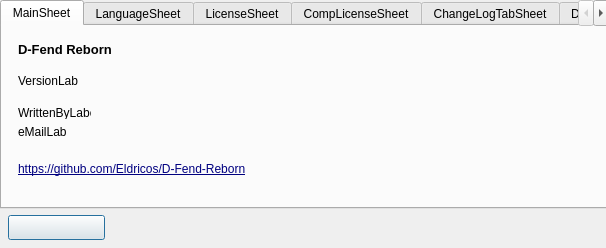
Eldricos/D-Fend-Reborn, file src/forms/InfoFormUnit.ui: the form before one commit.
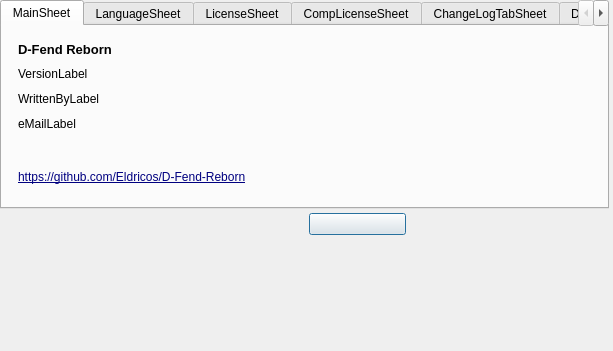
The form after the commit. Icons and pictures are not drawn. Custom widgets are drawn as their Qt base class.

Commit message: Remaining dialogs: Qt layouts instead of fixed pixel positions

The edit to the form file:
```diff
--- a/src/forms/InfoFormUnit.ui
+++ b/src/forms/InfoFormUnit.ui
@@ -9,90 +9,103 @@
     <property name="vclKeyPreview" stdset="0"><bool>true</bool></property>
     <property name="vclDesignWidth" stdset="0"><number>606</number></property>
     <property name="vclDesignHeight" stdset="0"><number>248</number></property>
-    <widget class="TImageWidget" name="EasterImage1">
-      <property name="geometry"><rect><x>8</x><y>270</y><width>97</width><height>78</height></rect></property>
-      <property name="visible"><bool>false</bool></property>
-      <property name="pixmap"><pixmap resource="../../resources/dfend.qrc">:/pictures/InfoFormUnit_EasterImage1.gif</pixmap></property>
-      <property name="alignment"><set>Qt::AlignLeft|Qt::AlignTop</set></property>
-    </widget>
-    <widget class="TImageWidget" name="EasterImage2">
-      <property name="geometry"><rect><x>127</x><y>270</y><width>97</width><height>78</height></rect></property>
-      <property name="visible"><bool>false</bool></property>
-      <property name="pixmap"><pixmap resource="../../resources/dfend.qrc">:/pictures/InfoFormUnit_EasterImage2.gif</pixmap></property>
-      <property name="alignment"><set>Qt::AlignLeft|Qt::AlignTop</set></property>
-    </widget>
-    <widget class="TImageWidget" name="EasterImage3">
-      <property name="geometry"><rect><x>247</x><y>270</y><width>97</width><height>78</height></rect></property>
-      <property name="visible"><bool>false</bool></property>
-      <property name="pixmap"><pixmap resource="../../resources/dfend.qrc">:/pictures/InfoFormUnit_EasterImage3.gif</pixmap></property>
-      <property name="alignment"><set>Qt::AlignLeft|Qt::AlignTop</set></property>
-    </widget>
+    <layout class="QVBoxLayout" name="InfoForm_Layout" stretch="0,0,0,1">
+      <property name="leftMargin"><number>0</number></property>
+      <property name="topMargin"><number>0</number></property>
+      <property name="rightMargin"><number>4</number></property>
+      <property name="bottomMargin"><number>8</number></property>
+      <property name="spacing"><number>0</number></property>
+      <item>
+        <layout class="QGridLayout" name="InfoForm_Section1" columnstretch="0,0,1">
+          <property name="leftMargin"><number>0</number></property>
+          <property name="topMargin"><number>0</number></property>
+          <property name="rightMargin"><number>0</number></property>
+          <property name="bottomMargin"><number>0</number></property>
+          <property name="horizontalSpacing"><number>8</number></property>
+          <property name="verticalSpacing"><number>4</number></property>
+          <item row="0" column="0" colspan="2" alignment="Qt::AlignLeft">
     <widget class="QTabWidget" name="PageControl">
-      <property name="geometry"><rect><x>0</x><y>0</y><width>609</width><height>209</height></rect></property>
       <property name="currentIndex"><number>0</number></property>
+              <property name="minimumSize"><size><width>609</width><height>209</height></size></property>
       <widget class="QWidget" name="MainSheet">
         <attribute name="title"><string>MainSheet</string></attribute>
         <property name="vclDesignWidth" stdset="0"><number>601</number></property>
         <property name="vclDesignHeight" stdset="0"><number>181</number></property>
-        <widget class="QLabel" name="VersionLabel">
-          <property name="geometry"><rect><x>16</x><y>48</y><width>60</width><height>13</height></rect></property>
-          <property name="text"><string>VersionLabel</string></property>
-          <property name="textFormat"><enum>Qt::PlainText</enum></property>
-          <property name="alignment"><set>Qt::AlignLeft|Qt::AlignTop</set></property>
-          <property name="vclAutoSize" stdset="0"><bool>true</bool></property>
-        </widget>
+                <layout class="QGridLayout" name="MainSheet_Layout" columnstretch="0,0,0,1">
+                  <property name="leftMargin"><number>16</number></property>
+                  <property name="topMargin"><number>16</number></property>
+                  <property name="rightMargin"><number>4</number></property>
+                  <property name="bottomMargin"><number>8</number></property>
+                  <property name="horizontalSpacing"><number>8</number></property>
+                  <property name="verticalSpacing"><number>4</number></property>
+                  <item row="0" column="0">
         <widget class="QLabel" name="Label1">
-          <property name="geometry"><rect><x>16</x><y>16</y><width>109</width><height>16</height></rect></property>
-          <property name="font">
-            <font>
-              <pointsize>10</pointsize>
-              <bold>true</bold>
-            </font>
-          </property>
+                      <property name="font"><font><pointsize>10</pointsize><bold>true</bold></font></property>
           <property name="text"><string>D-Fend Reborn</string></property>
           <property name="textFormat"><enum>Qt::PlainText</enum></property>
           <property name="alignment"><set>Qt::AlignLeft|Qt::AlignTop</set></property>
-          <property name="vclAutoSize" stdset="0"><bool>true</bool></property>
-        </widget>
+                    </widget>
+                  </item>
+                  <item row="0" column="1" rowspan="4" colspan="2" alignment="Qt::AlignLeft|Qt::AlignTop">
+                    <widget class="TImageWidget" name="Image4">
+                      <property name="pixmap"><pixmap resource="../../resources/dfend.qrc">:/pictures/InfoFormUnit_Image4.png</pixmap></property>
+                      <property name="scaledContents"><bool>true</bool></property>
+                      <property name="proportional" stdset="0"><bool>true</bool></property>
+                      <property name="alignment"><set>Qt::AlignLeft|Qt::AlignTop</set></property>
+                      <property name="minimumSize"><size><width>225</width><height>96</height></size></property>
+                    </widget>
+                  </item>
+                  <item row="1" column="0">
+                    <widget class="QLabel" name="VersionLabel">
+                      <property name="text"><string>VersionLabel</string></property>
+                      <property name="textFormat"><enum>Qt::PlainText</enum></property>
+                      <property name="alignment"><set>Qt::AlignLeft|Qt::AlignTop</set></property>
+                    </widget>
+                  </item>
+                  <item row="2" column="0">
         <widget class="QLabel" name="WrittenByLabel">
-          <property name="geometry"><rect><x>16</x><y>80</y><width>73</width><height>13</height></rect></property>
           <property name="text"><string>WrittenByLabel</string></property>
           <property name="textFormat"><enum>Qt::PlainText</enum></property>
           <property name="alignment"><set>Qt::AlignLeft|Qt::AlignTop</set></property>
-          <property name="vclAutoSize" stdset="0"><bool>true</bool></property>
-        </widget>
+                    </widget>
+                  </item>
+                  <item row="3" column="0">
         <widget class="QLabel" name="eMailLabel">
-          <property name="geometry"><rect><x>16</x><y>99</y><width>49</width><height>13</height></rect></property>
           <property name="text"><string>eMailLabel</string></property>
           <property name="textFormat"><enum>Qt::PlainText</enum></property>
           <property name="alignment"><set>Qt::AlignLeft|Qt::AlignTop</set></property>
-          <property name="vclAutoSize" stdset="0"><bool>true</bool></property>
-        </widget>
+                    </widget>
+                  </item>
+                  <item row="4" column="2" rowspan="2" alignment="Qt::AlignLeft|Qt::AlignTop">
+                    <widget class="TImageWidget" name="Image3">
+                      <property name="pixmap"><pixmap resource="../../resources/dfend.qrc">:/pictures/InfoFormUnit_Image3.gif</pixmap></property>
+                      <property name="scaledContents"><bool>true</bool></property>
+                      <property name="alignment"><set>Qt::AlignLeft|Qt::AlignTop</set></property>
+                      <property name="minimumSize"><size><width>127</width><height>51</height></size></property>
+                    </widget>
+                  </item>
+                  <item row="5" column="0" colspan="2">
         <widget class="QLabel" name="HomepageLabel">
-          <property name="geometry"><rect><x>16</x><y>136</y><width>377</width><height>17</height></rect></property>
-          <property name="font">
-            <font>
-              <underline>true</underline>
-            </font>
-          </property>
+                      <property name="font"><font><underline>true</underline></font></property>
           <property name="styleSheet"><string notr="true">#HomepageLabel { color: #000080; }</string></property>
           <property name="text"><string>https://github.com/Eldricos/D-Fend-Reborn</string></property>
           <property name="textFormat"><enum>Qt::PlainText</enum></property>
           <property name="alignment"><set>Qt::AlignLeft|Qt::AlignTop</set></property>
         </widget>
-        <widget class="TImageWidget" name="Image3">
-          <property name="geometry"><rect><x>450</x><y>122</y><width>127</width><height>51</height></rect></property>
-          <property name="pixmap"><pixmap resource="../../resources/dfend.qrc">:/pictures/InfoFormUnit_Image3.gif</pixmap></property>
-          <property name="scaledContents"><bool>true</bool></property>
-          <property name="alignment"><set>Qt::AlignLeft|Qt::AlignTop</set></property>
-        </widget>
-        <widget class="TImageWidget" name="Image4">
-          <property name="geometry"><rect><x>356</x><y>16</y><width>225</width><height>96</height></rect></property>
-          <property name="pixmap"><pixmap resource="../../resources/dfend.qrc">:/pictures/InfoFormUnit_Image4.png</pixmap></property>
-          <property name="scaledContents"><bool>true</bool></property>
-          <property name="proportional" stdset="0"><bool>true</bool></property>
-          <property name="alignment"><set>Qt::AlignLeft|Qt::AlignTop</set></property>
-        </widget>
+                  </item>
+                  <item row="0" column="3">
+                    <spacer name="MainSheet_Layout_HFill">
+                      <property name="orientation"><enum>Qt::Horizontal</enum></property>
+                      <property name="sizeHint" stdset="0"><size><width>0</width><height>0</height></size></property>
+                    </spacer>
+                  </item>
+                  <item row="6" column="0">
+                    <spacer name="MainSheet_VFill">
+                      <property name="orientation"><enum>Qt::Vertical</enum></property>
+                      <property name="sizeHint" stdset="0"><size><width>0</width><height>0</height></size></property>
+                    </spacer>
+                  </item>
+                </layout>
       </widget>
       <widget class="QWidget" name="LanguageSheet">
         <attribute name="title"><string>LanguageSheet</string></attribute>
@@ -126,11 +139,33 @@
           <property name="frameShape"><enum>QFrame::NoFrame</enum></property>
           <property name="frameShadow"><enum>QFrame::Plain</enum></property>
           <property name="vclClass" stdset="0"><string notr="true">TPanel</string></property>
+                  <layout class="QGridLayout" name="LicensePanel_Layout" columnstretch="0,1">
+                    <property name="leftMargin"><number>2</number></property>
+                    <property name="topMargin"><number>0</number></property>
+                    <property name="rightMargin"><number>4</number></property>
+                    <property name="bottomMargin"><number>8</number></property>
+                    <property name="horizontalSpacing"><number>8</number></property>
+                    <property name="verticalSpacing"><number>4</number></property>
+                    <item row="0" column="0" alignment="Qt::AlignLeft">
           <widget class="QComboBox" name="LicenseComboBox">
-            <property name="geometry"><rect><x>2</x><y>0</y><width>145</width><height>21</height></rect></property>
             <property name="editable"><bool>false</bool></property>
             <property name="maxVisibleItems"><number>8</number></property>
-          </widget>
+                        <property name="minimumSize"><size><width>145</width><height>0</height></size></property>
+                      </widget>
+                    </item>
+                    <item row="0" column="1">
+                      <spacer name="LicensePanel_Layout_HFill">
+                        <property name="orientation"><enum>Qt::Horizontal</enum></property>
+                        <property name="sizeHint" stdset="0"><size><width>0</width><height>0</height></size></property>
+                      </spacer>
+                    </item>
+                    <item row="1" column="0">
+                      <spacer name="LicensePanel_VFill">
+                        <property name="orientation"><enum>Qt::Vertical</enum></property>
+                        <property name="sizeHint" stdset="0"><size><width>0</width><height>0</height></size></property>
+                      </spacer>
+                    </item>
+                  </layout>
         </widget>
       </widget>
       <widget class="QWidget" name="CompLicenseSheet">
@@ -163,40 +198,151 @@
           <property name="frameShape"><enum>QFrame::NoFrame</enum></property>
           <property name="frameShadow"><enum>QFrame::Plain</enum></property>
           <property name="vclClass" stdset="0"><string notr="true">TPanel</string></property>
+                  <layout class="QGridLayout" name="ChangeLogPanel_Layout" columnstretch="0,1">
+                    <property name="leftMargin"><number>2</number></property>
+                    <property name="topMargin"><number>0</number></property>
+                    <property name="rightMargin"><number>4</number></property>
+                    <property name="bottomMargin"><number>8</number></property>
+                    <property name="horizontalSpacing"><number>8</number></property>
+                    <property name="verticalSpacing"><number>4</number></property>
+                    <item row="0" column="0" alignment="Qt::AlignLeft">
           <widget class="QComboBox" name="ChangeLogComboBox">
-            <property name="geometry"><rect><x>2</x><y>0</y><width>145</width><height>21</height></rect></property>
             <property name="editable"><bool>false</bool></property>
             <property name="maxVisibleItems"><number>8</number></property>
-          </widget>
+                        <property name="minimumSize"><size><width>145</width><height>0</height></size></property>
+                      </widget>
+                    </item>
+                    <item row="0" column="1">
+                      <spacer name="ChangeLogPanel_Layout_HFill">
+                        <property name="orientation"><enum>Qt::Horizontal</enum></property>
+                        <property name="sizeHint" stdset="0"><size><width>0</width><height>0</height></size></property>
+                      </spacer>
+                    </item>
+                    <item row="1" column="0">
+                      <spacer name="ChangeLogPanel_VFill">
+                        <property name="orientation"><enum>Qt::Vertical</enum></property>
+                        <property name="sizeHint" stdset="0"><size><width>0</width><height>0</height></size></property>
+                      </spacer>
+                    </item>
+                  </layout>
         </widget>
       </widget>
       <widget class="QWidget" name="DFendTabSheet">
         <attribute name="title"><string>D-Fend</string></attribute>
         <property name="vclDesignWidth" stdset="0"><number>601</number></property>
         <property name="vclDesignHeight" stdset="0"><number>181</number></property>
+                <layout class="QGridLayout" name="DFendTabSheet_Layout" columnstretch="0,0,1">
+                  <property name="leftMargin"><number>16</number></property>
+                  <property name="topMargin"><number>16</number></property>
+                  <property name="rightMargin"><number>4</number></property>
+                  <property name="bottomMargin"><number>8</number></property>
+                  <property name="horizontalSpacing"><number>8</number></property>
+                  <property name="verticalSpacing"><number>4</number></property>
+                  <item row="0" column="0">
         <widget class="QLabel" name="DFendInfoLabel">
-          <property name="geometry"><rect><x>16</x><y>16</y><width>370</width><height>162</height></rect></property>
           <property name="text"><string>DFendInfoLabel</string></property>
           <property name="textFormat"><enum>Qt::PlainText</enum></property>
           <property name="wordWrap"><bool>true</bool></property>
           <property name="alignment"><set>Qt::AlignLeft|Qt::AlignTop</set></property>
-        </widget>
+                      <property name="minimumSize"><size><width>370</width><height>0</height></size></property>
+                    </widget>
+                  </item>
+                  <item row="0" column="1" alignment="Qt::AlignLeft">
         <widget class="TImageWidget" name="Image1">
-          <property name="geometry"><rect><x>392</x><y>16</y><width>201</width><height>153</height></rect></property>
           <property name="pixmap"><pixmap resource="../../resources/dfend.qrc">:/pictures/InfoFormUnit_Image1.png</pixmap></property>
           <property name="proportional" stdset="0"><bool>true</bool></property>
           <property name="alignment"><set>Qt::AlignLeft|Qt::AlignTop</set></property>
-        </widget>
-      </widget>
-    </widget>
+                      <property name="minimumSize"><size><width>201</width><height>153</height></size></property>
+                    </widget>
+                  </item>
+                  <item row="0" column="2">
+                    <spacer name="DFendTabSheet_Layout_HFill">
+                      <property name="orientation"><enum>Qt::Horizontal</enum></property>
+                      <property name="sizeHint" stdset="0"><size><width>0</width><height>0</height></size></property>
+                    </spacer>
+                  </item>
+                  <item row="1" column="0">
+                    <spacer name="DFendTabSheet_VFill">
+                      <property name="orientation"><enum>Qt::Vertical</enum></property>
+                      <property name="sizeHint" stdset="0"><size><width>0</width><height>0</height></size></property>
+                    </spacer>
+                  </item>
+                </layout>
+              </widget>
+            </widget>
+          </item>
+          <item row="1" column="1" alignment="Qt::AlignLeft">
     <widget class="QPushButton" name="OKButton">
-      <property name="geometry"><rect><x>8</x><y>215</y><width>97</width><height>25</height></rect></property>
-      <property name="text"><string></string></property>
+              <property name="text"><string /></property>
       <property name="autoDefault"><bool>false</bool></property>
       <property name="vclKind" stdset="0"><string notr="true">bkOK</string></property>
       <property name="default"><bool>true</bool></property>
       <property name="vclModalResult" stdset="0"><string notr="true">mrOk</string></property>
-    </widget>
+              <property name="minimumSize"><size><width>97</width><height>0</height></size></property>
+            </widget>
+          </item>
+          <item row="0" column="2">
+            <spacer name="InfoForm_Section1_HFill">
+              <property name="orientation"><enum>Qt::Horizontal</enum></property>
+              <property name="sizeHint" stdset="0"><size><width>0</width><height>0</height></size></property>
+            </spacer>
+          </item>
+        </layout>
+      </item>
+      <item>
+        <spacer name="InfoForm_Gap1">
+          <property name="orientation"><enum>Qt::Vertical</enum></property>
+          <property name="sizeType"><enum>QSizePolicy::Fixed</enum></property>
+          <property name="sizeHint" stdset="0"><size><width>0</width><height>30</height></size></property>
+        </spacer>
+      </item>
+      <item>
+        <layout class="QGridLayout" name="InfoForm_Section2" columnstretch="0,0,0,1">
+          <property name="leftMargin"><number>8</number></property>
+          <property name="topMargin"><number>0</number></property>
+          <property name="rightMargin"><number>0</number></property>
+          <property name="bottomMargin"><number>0</number></property>
+          <property name="horizontalSpacing"><number>8</number></property>
+          <property name="verticalSpacing"><number>4</number></property>
+          <item row="0" column="0" alignment="Qt::AlignLeft">
+            <widget class="TImageWidget" name="EasterImage1">
+              <property name="visible"><bool>false</bool></property>
+              <property name="pixmap"><pixmap resource="../../resources/dfend.qrc">:/pictures/InfoFormUnit_EasterImage1.gif</pixmap></property>
+              <property name="alignment"><set>Qt::AlignLeft|Qt::AlignTop</set></property>
+              <property name="minimumSize"><size><width>97</width><height>78</height></size></property>
+            </widget>
+          </item>
+          <item row="0" column="1" alignment="Qt::AlignLeft">
+            <widget class="TImageWidget" name="EasterImage2">
+              <property name="visible"><bool>false</bool></property>
+              <property name="pixmap"><pixmap resource="../../resources/dfend.qrc">:/pictures/InfoFormUnit_EasterImage2.gif</pixmap></property>
+              <property name="alignment"><set>Qt::AlignLeft|Qt::AlignTop</set></property>
+              <property name="minimumSize"><size><width>97</width><height>78</height></size></property>
+            </widget>
+          </item>
+          <item row="0" column="2" alignment="Qt::AlignLeft">
+            <widget class="TImageWidget" name="EasterImage3">
+              <property name="visible"><bool>false</bool></property>
+              <property name="pixmap"><pixmap resource="../../resources/dfend.qrc">:/pictures/InfoFormUnit_EasterImage3.gif</pixmap></property>
+              <property name="alignment"><set>Qt::AlignLeft|Qt::AlignTop</set></property>
+              <property name="minimumSize"><size><width>97</width><height>78</height></size></property>
+            </widget>
+          </item>
+          <item row="0" column="3">
+            <spacer name="InfoForm_Section2_HFill">
+              <property name="orientation"><enum>Qt::Horizontal</enum></property>
+              <property name="sizeHint" stdset="0"><size><width>0</width><height>0</height></size></property>
+            </spacer>
+          </item>
+        </layout>
+      </item>
+      <item>
+        <spacer name="InfoForm_VFill">
+          <property name="orientation"><enum>Qt::Vertical</enum></property>
+          <property name="sizeHint" stdset="0"><size><width>0</width><height>0</height></size></property>
+        </spacer>
+      </item>
+    </layout>
   </widget>
   <customwidgets>
     <customwidget>
```
Left out of the diff: 6 changed lines with no effect on the pictures. Lines whose indentation alone changed are shown as unchanged. The commit also changes 102 other files.
